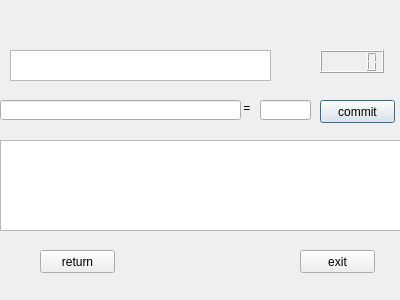
Before: the Qt Designer form UI/english.ui in whumashuai/QTcalgen, drawn with Qt 5.
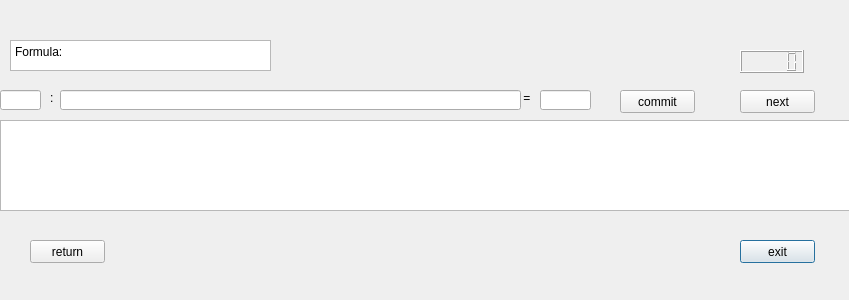
After: the same form once the commit is applied.

What changed in the file:
```diff
--- a/UI/english.ui
+++ b/UI/english.ui
@@ -6,59 +6,33 @@
    <rect>
     <x>0</x>
     <y>0</y>
-    <width>400</width>
+    <width>849</width>
     <height>300</height>
    </rect>
   </property>
   <property name="windowTitle">
    <string>Dialog</string>
   </property>
-  <widget class="QPushButton" name="pushButton_3">
+  <widget class="QPushButton" name="pushButton_2">
    <property name="geometry">
     <rect>
-     <x>320</x>
-     <y>100</y>
+     <x>740</x>
+     <y>240</y>
      <width>75</width>
      <height>23</height>
     </rect>
    </property>
    <property name="text">
-    <string>commit</string>
+    <string>exit</string>
    </property>
   </widget>
-  <widget class="QLineEdit" name="lineEdit_2">
+  <widget class="QLineEdit" name="lineEdit">
    <property name="geometry">
     <rect>
-     <x>260</x>
-     <y>100</y>
-     <width>51</width>
+     <x>60</x>
+     <y>90</y>
+     <width>461</width>
      <height>20</height>
-    </rect>
-   </property>
-   <property name="text">
-    <string/>
-   </property>
-  </widget>
-  <widget class="QPushButton" name="pushButton">
-   <property name="geometry">
-    <rect>
-     <x>40</x>
-     <y>250</y>
-     <width>75</width>
-     <height>23</height>
-    </rect>
-   </property>
-   <property name="text">
-    <string>return</string>
-   </property>
-  </widget>
-  <widget class="QLCDNumber" name="lcdNumber">
-   <property name="geometry">
-    <rect>
-     <x>320</x>
-     <y>50</y>
-     <width>64</width>
-     <height>23</height>
     </rect>
    </property>
   </widget>
@@ -66,17 +40,40 @@
    <property name="geometry">
     <rect>
      <x>0</x>
-     <y>140</y>
-     <width>401</width>
+     <y>120</y>
+     <width>851</width>
      <height>91</height>
     </rect>
    </property>
   </widget>
+  <widget class="QPushButton" name="pushButton">
+   <property name="geometry">
+    <rect>
+     <x>30</x>
+     <y>240</y>
+     <width>75</width>
+     <height>23</height>
+    </rect>
+   </property>
+   <property name="text">
+    <string>return</string>
+   </property>
+  </widget>
+  <widget class="QLineEdit" name="lineEdit_2">
+   <property name="geometry">
+    <rect>
+     <x>540</x>
+     <y>90</y>
+     <width>51</width>
+     <height>20</height>
+    </rect>
+   </property>
+  </widget>
   <widget class="QLabel" name="label">
    <property name="geometry">
     <rect>
-     <x>240</x>
-     <y>100</y>
+     <x>520</x>
+     <y>90</y>
      <width>21</width>
      <height>16</height>
     </rect>
@@ -85,40 +82,80 @@
     <string> =</string>
    </property>
   </widget>
-  <widget class="QPushButton" name="pushButton_2">
+  <widget class="QPushButton" name="pushButton_3">
    <property name="geometry">
     <rect>
-     <x>300</x>
-     <y>250</y>
+     <x>620</x>
+     <y>90</y>
      <width>75</width>
      <height>23</height>
     </rect>
    </property>
    <property name="text">
-    <string>exit</string>
-   </property>
-  </widget>
-  <widget class="QLineEdit" name="lineEdit">
-   <property name="geometry">
-    <rect>
-     <x>0</x>
-     <y>100</y>
-     <width>241</width>
-     <height>20</height>
-    </rect>
-   </property>
-   <property name="text">
-    <string/>
+    <string>commit</string>
    </property>
   </widget>
   <widget class="QTextEdit" name="textEdit_2">
    <property name="geometry">
     <rect>
      <x>10</x>
-     <y>50</y>
+     <y>40</y>
      <width>261</width>
      <height>31</height>
     </rect>
+   </property>
+   <property name="html">
+    <string>&lt;!DOCTYPE HTML PUBLIC &quot;-//W3C//DTD HTML 4.0//EN&quot; &quot;http://www.w3.org/TR/REC-html40/strict.dtd&quot;&gt;
+&lt;html&gt;&lt;head&gt;&lt;meta name=&quot;qrichtext&quot; content=&quot;1&quot; /&gt;&lt;style type=&quot;text/css&quot;&gt;
+p, li { white-space: pre-wrap; }
+&lt;/style&gt;&lt;/head&gt;&lt;body style=&quot; font-family:'SimSun'; font-size:9pt; font-weight:400; font-style:normal;&quot;&gt;
+&lt;p style=&quot; margin-top:0px; margin-bottom:0px; margin-left:0px; margin-right:0px; -qt-block-indent:0; text-indent:0px;&quot;&gt;Formula:&lt;/p&gt;&lt;/body&gt;&lt;/html&gt;</string>
+   </property>
+  </widget>
+  <widget class="QLCDNumber" name="lcdNumber">
+   <property name="geometry">
+    <rect>
+     <x>740</x>
+     <y>50</y>
+     <width>64</width>
+     <height>23</height>
+    </rect>
+   </property>
+  </widget>
+  <widget class="QLineEdit" name="lineEdit_3">
+   <property name="geometry">
+    <rect>
+     <x>0</x>
+     <y>90</y>
+     <width>41</width>
+     <height>20</height>
+    </rect>
+   </property>
+  </widget>
+  <widget class="QLabel" name="label_2">
+   <property name="geometry">
+    <rect>
+     <x>50</x>
+     <y>90</y>
+     <width>21</width>
+     <height>16</height>
+    </rect>
+   </property>
+   <property name="text">
+    <string>:</string>
+   </property>
+  </widget>
+  <widget class="QPushButton" name="pushButton_4">
+   <property name="geometry">
+    <rect>
+     <x>740</x>
+     <y>90</y>
+     <width>75</width>
+     <height>23</height>
+    </rect>
+   </property>
+   <property name="text">
+    <string>next</string>
    </property>
   </widget>
  </widget>
```
